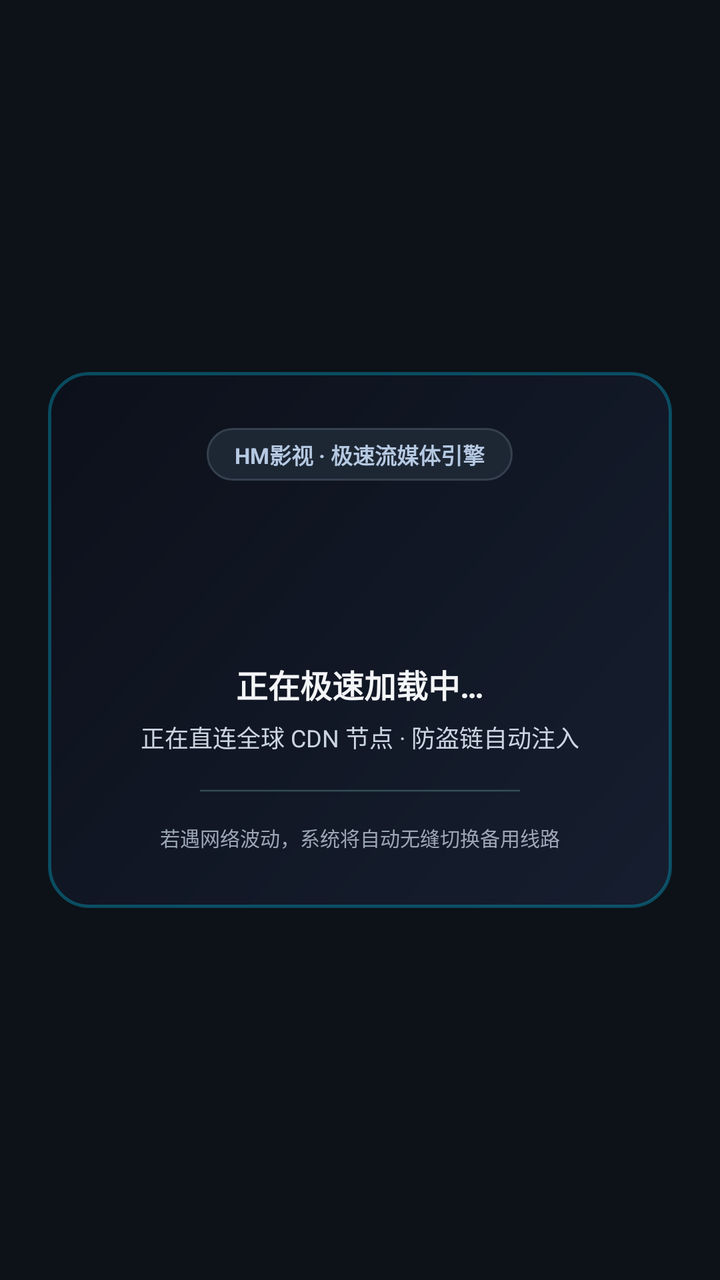
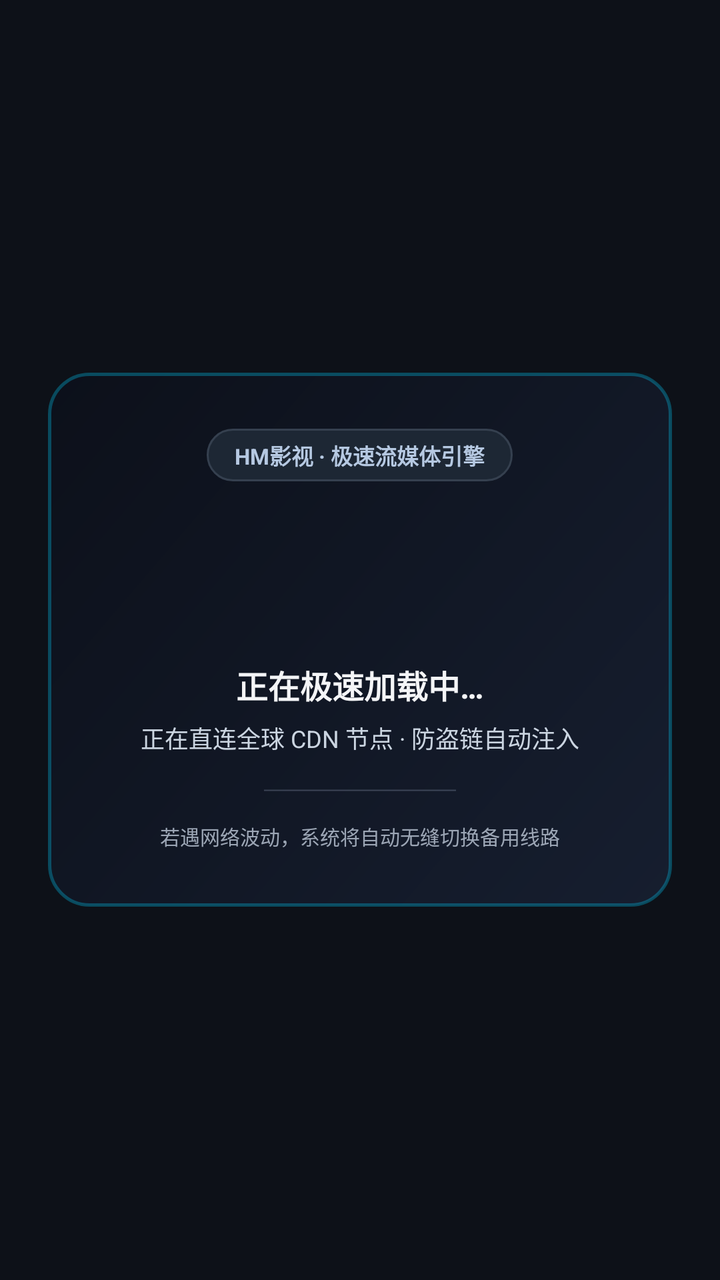

Two renders of the same Android screen: before a commit and after it. Below are the layout's source before the change and the commit's diff.
<!-- AndroidManifest.xml: application theme Theme.HMVideo -->
<!-- res/layout/layout_loading_view.xml -->
<?xml version="1.0" encoding="utf-8"?>
<LinearLayout xmlns:android="http://schemas.android.com/apk/res/android"
    android:id="@+id/loading_root_container"
    android:layout_width="match_parent"
    android:layout_height="match_parent"
    android:orientation="vertical"
    android:gravity="center"
    android:paddingStart="24dp"
    android:paddingEnd="24dp"
    android:paddingTop="36dp"
    android:paddingBottom="36dp"
    android:background="@color/bg_main">

    
    <LinearLayout
        android:id="@+id/loading_card"
        android:layout_width="match_parent"
        android:layout_height="wrap_content"
        android:orientation="vertical"
        android:gravity="center"
        android:background="@drawable/bg_loading_card"
        android:paddingStart="24dp"
        android:paddingEnd="24dp"
        android:paddingTop="28dp"
        android:paddingBottom="28dp">

        
        <TextView
            android:id="@+id/loading_engine_badge"
            android:layout_width="wrap_content"
            android:layout_height="wrap_content"
            android:background="@drawable/bg_pill"
            android:text="HM影视 · 极速流媒体引擎"
            android:textColor="@color/accent_cyan"
            android:textSize="11sp"
            android:textStyle="bold"
            android:paddingStart="14dp"
            android:paddingEnd="14dp"
            android:paddingTop="5dp"
            android:paddingBottom="5dp"
            android:layout_marginBottom="20dp" />

        
        <ProgressBar
            android:id="@+id/loading_spinner"
            android:layout_width="52dp"
            android:layout_height="52dp"
            android:indeterminate="true"
            android:layout_marginBottom="18dp" />

        
        <TextView
            android:id="@+id/loading_main_title"
            android:layout_width="wrap_content"
            android:layout_height="wrap_content"
            android:text="正在极速加载中…"
            android:textColor="@color/text_white"
            android:textSize="16sp"
            android:textStyle="bold"
            android:gravity="center"
            android:layout_marginBottom="6dp" />

        
        <TextView
            android:id="@+id/loading_sub_title"
            android:layout_width="wrap_content"
            android:layout_height="wrap_content"
            android:text="正在直连全球 CDN 节点 · 防盗链自动注入"
            android:textColor="@color/text_soft"
            android:textSize="12sp"
            android:gravity="center"
            android:layout_marginBottom="16dp" />

        
        <ProgressBar
            android:id="@+id/loading_horizontal_bar"
            style="?android:attr/progressBarStyleHorizontal"
            android:layout_width="160dp"
            android:layout_height="4dp"
            android:indeterminate="true"
            android:layout_marginBottom="14dp" />

        
        <TextView
            android:id="@+id/loading_bottom_tip"
            android:layout_width="wrap_content"
            android:layout_height="wrap_content"
            android:text="若遇网络波动，系统将自动无缝切换备用线路"
            android:textColor="@color/text_muted"
            android:textSize="10sp"
            android:gravity="center" />
    </LinearLayout>
</LinearLayout>
<!-- resources referenced by this layout -->
<resources>
  <color name="accent_cyan">#b6c9e2</color>
  <color name="bg_main">#0d1118</color>
  <color name="text_muted">#9ca6b5</color>
  <color name="text_soft">#cbd5e1</color>
  <color name="text_white">#f4f5f7</color>
  <!-- drawable bg_loading_card (drawable) -->
  <?xml version="1.0" encoding="utf-8"?>
  <shape xmlns:android="http://schemas.android.com/apk/res/android"
      android:shape="rectangle">
      <gradient
          android:angle="135"
          android:startColor="#161e2f"
          android:endColor="#0c101a"
          android:type="linear" />
      <stroke android:width="1.5dp" android:color="#4d00d2ff" />
      <corners android:radius="20dp" />
  </shape>
  <!-- drawable bg_pill (drawable) -->
  <?xml version="1.0" encoding="utf-8"?>
  <selector xmlns:android="http://schemas.android.com/apk/res/android">
      
      <item android:state_focused="true">
          <shape android:shape="rectangle">
              <solid android:color="#263346" />
              <stroke android:width="2dp" android:color="@color/accent_cyan" />
              <corners android:radius="999dp" />
          </shape>
      </item>
      <item android:state_pressed="true">
          <shape android:shape="rectangle">
              <solid android:color="#222d3b" />
              <stroke android:width="1.5dp" android:color="@color/accent_cyan" />
              <corners android:radius="999dp" />
          </shape>
      </item>
      <item>
          <shape android:shape="rectangle">
              <solid android:color="@color/bg_panel" />
              <stroke android:width="1dp" android:color="@color/border_subtle" />
              <corners android:radius="999dp" />
          </shape>
      </item>
  </selector>
  <style name="Theme.HMVideo" parent="@android:style/Theme.Material.NoActionBar">
          <item name="android:windowBackground">@color/bg_main</item>
          <item name="android:statusBarColor">@color/bg_main</item>
          <item name="android:navigationBarColor">@color/bg_main</item>
          <item name="android:windowLightStatusBar">false</item>
          <item name="android:textColorPrimary">@color/text_white</item>
          <item name="android:textColorSecondary">@color/text_muted</item>
      </style>
  <color name="bg_panel">#1d2734</color>
  <color name="border_subtle">#35404f</color>
</resources>

<!-- the commit's change to res/layout/layout_loading_view.xml (unified diff, before → after) -->
@@ -75,9 +75,12 @@
         <ProgressBar
             android:id="@+id/loading_horizontal_bar"
             style="?android:attr/progressBarStyleHorizontal"
-            android:layout_width="160dp"
-            android:layout_height="4dp"
+            android:layout_width="96dp"
+            android:layout_height="3dp"
+            android:layout_gravity="center_horizontal"
             android:indeterminate="true"
+            android:indeterminateTint="@color/accent_cyan"
+            android:alpha="0.85"
             android:layout_marginBottom="14dp" />
 
         
